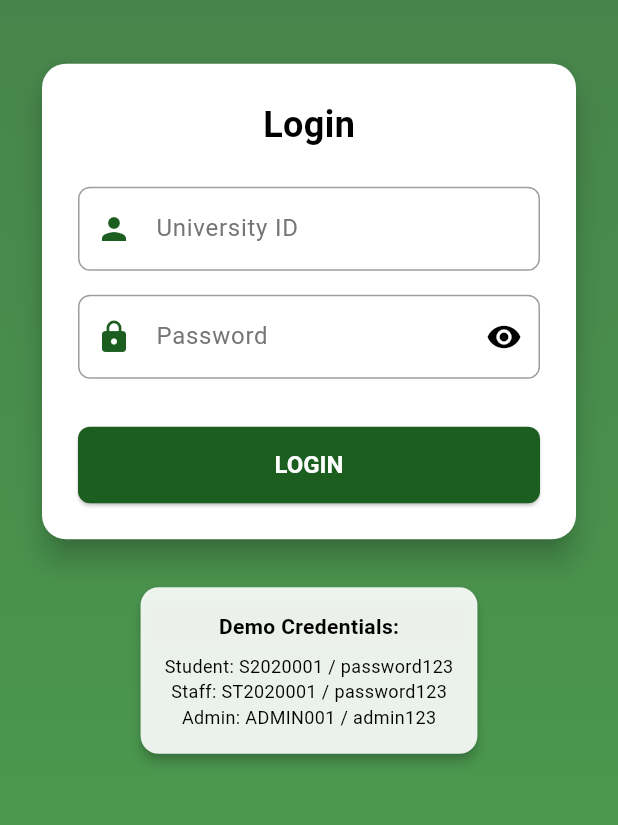
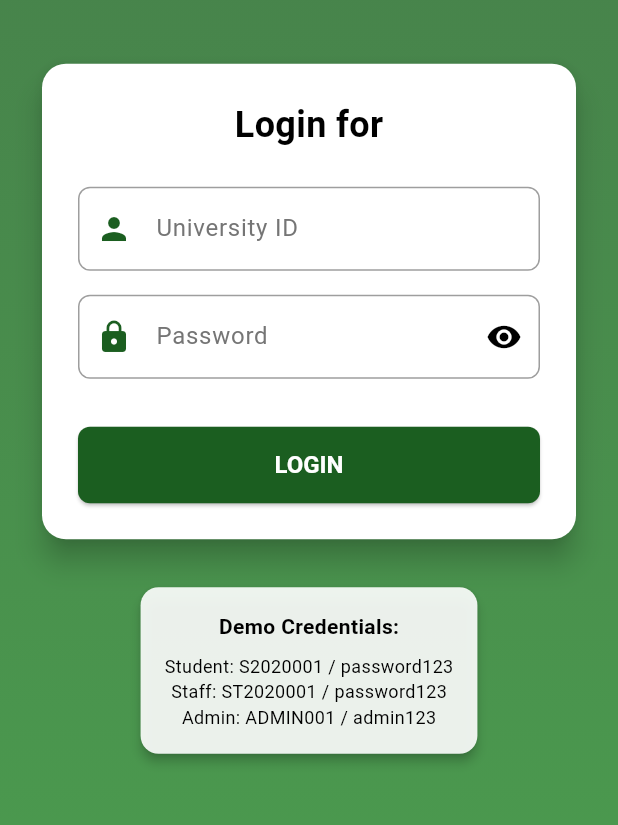
Before and after one commit to praveentecsl/rating_app, a Flutter app: the screen it shows after launch, scrolled down 356 dp, after a tap on "Login", on a phone screen of 412 x 824 dp, the part 411-1236 px from its top. Run offline on Flutter 3.47's test engine with Material 3 defaults, Android fonts, the phone set to English and light mode, and no system bars; our stand-ins replace sqflite, sqflite_common_ffi_web; accounts and stored records are empty.

Commit message:
change the text login

```diff
--- a/lib/screens/login_screen.dart
+++ b/lib/screens/login_screen.dart
@@ -158,7 +158,7 @@ class _LoginScreenState extends State<LoginScreen> {
                         child: Column(
                           children: [
                             const Text(
-                              'Login',
+                              'Login for',
                               style: TextStyle(
                                 fontSize: 24,
                                 fontWeight: FontWeight.bold,
```
